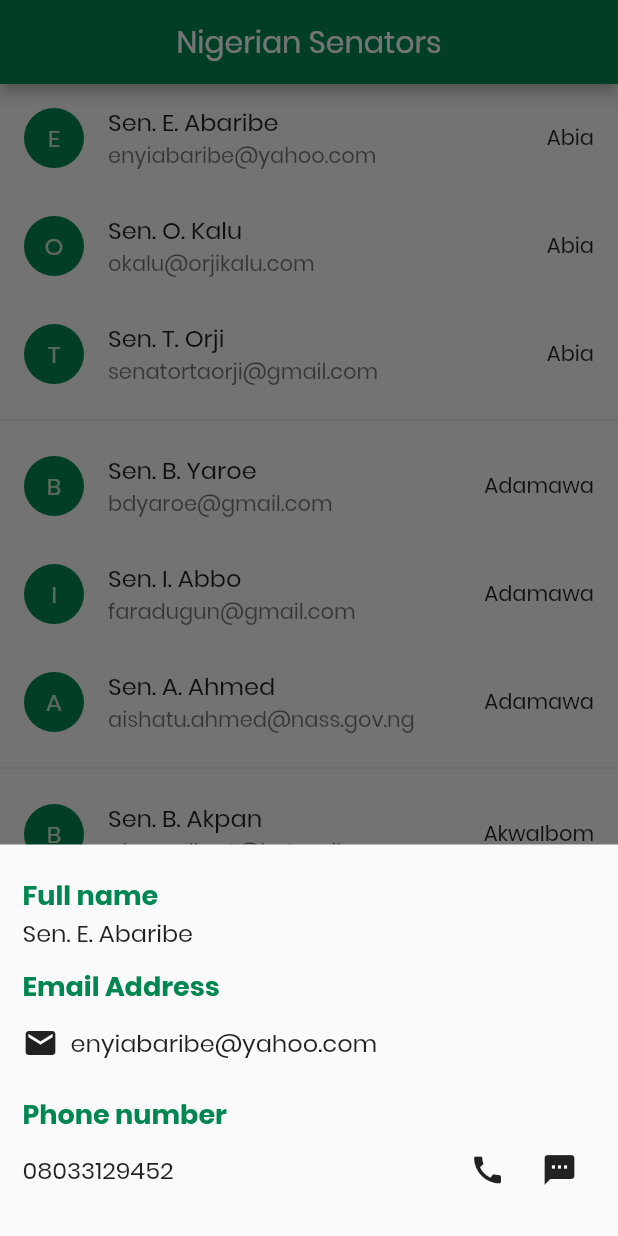
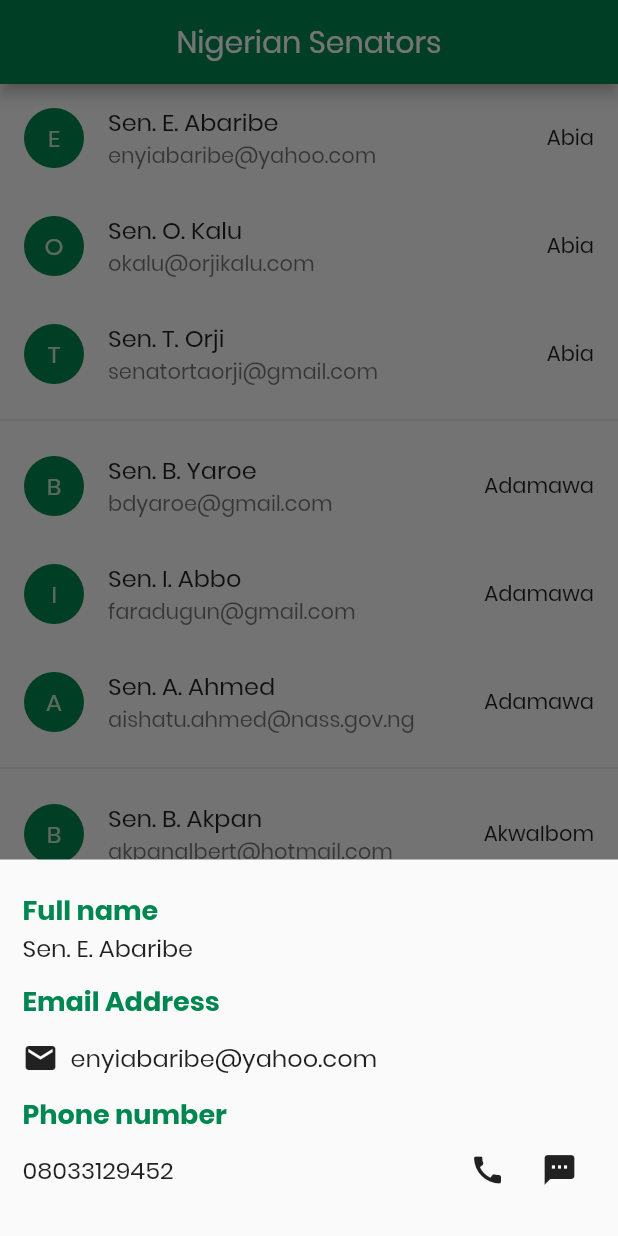
Before and after one commit to lhamycodes/nigerian_senators, a Flutter app: the screen it shows after launch, after a tap on an icon or button, on a phone screen of 412 x 824 dp. Run offline on Flutter 3.47's test engine with Material 2 defaults, Android fonts, the phone set to English and light mode, and no system bars.

Commit message:
fix issues

```diff
--- a/lib/screens/index.dart
+++ b/lib/screens/index.dart
@@ -94,7 +94,7 @@ class _IndexState extends State<Index> {
                 onPressed: () =>
                     _launchIntent("mailto:${_senatorData['email']}"),
               ),
-              SizedBox(height: 10),
+              // SizedBox(height: 10),
               Text(
                 "Phone number",
                 style: TextStyle(
```
